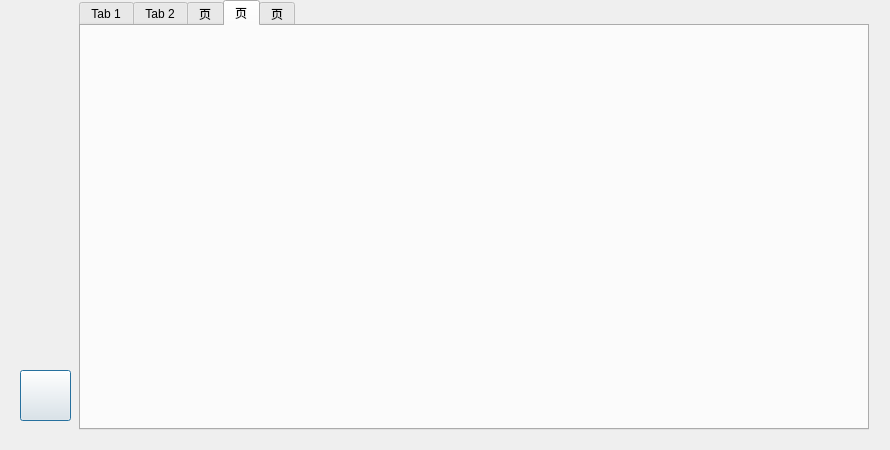
Old version of the form settings.ui in the repository jjzhang166/DvrUI.
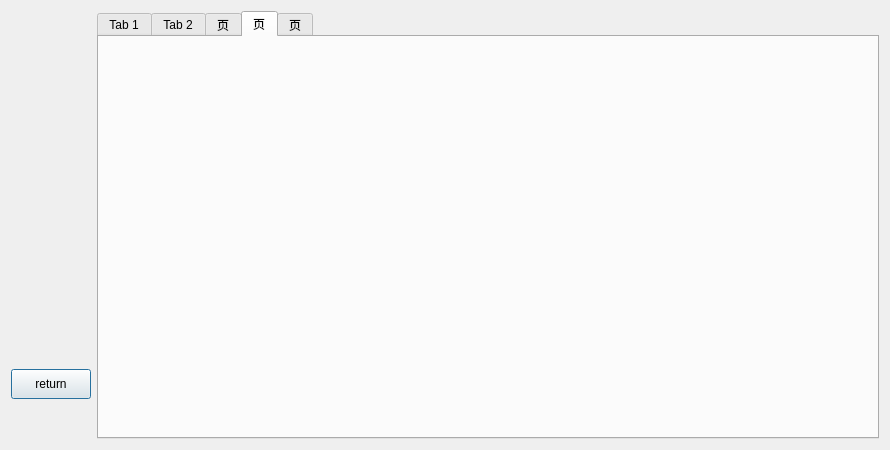
New version of the form. The open tabs and pages were chosen to show the change.

Commit message: layout布局

Patch:
```diff
--- a/settings.ui
+++ b/settings.ui
@@ -13,15 +13,52 @@
   <property name="windowTitle">
    <string>Dialog</string>
   </property>
+  <layout class="QGridLayout" name="gridLayout">
+   <item row="0" column="0">
+    <layout class="QVBoxLayout" name="verticalLayout">
+     <item>
+      <spacer name="verticalSpacer">
+       <property name="orientation">
+        <enum>Qt::Vertical</enum>
+       </property>
+       <property name="sizeHint" stdset="0">
+        <size>
+         <width>20</width>
+         <height>358</height>
+        </size>
+       </property>
+      </spacer>
+     </item>
+     <item>
+      <widget class="QPushButton" name="returnButton">
+       <property name="sizePolicy">
+        <sizepolicy hsizetype="Minimum" vsizetype="Minimum">
+         <horstretch>51</horstretch>
+         <verstretch>51</verstretch>
+        </sizepolicy>
+       </property>
+       <property name="text">
+        <string>return</string>
+       </property>
+      </widget>
+     </item>
+     <item>
+      <spacer name="verticalSpacer_2">
+       <property name="orientation">
+        <enum>Qt::Vertical</enum>
+       </property>
+       <property name="sizeHint" stdset="0">
+        <size>
+         <width>20</width>
+         <height>40</height>
+        </size>
+       </property>
+      </spacer>
+     </item>
+    </layout>
+   </item>
+   <item row="0" column="1">
   <widget class="QTabWidget" name="settingTab">
-   <property name="geometry">
-    <rect>
-     <x>79</x>
-     <y>0</y>
-     <width>790</width>
-     <height>430</height>
-    </rect>
-   </property>
    <property name="toolTip">
     <string>&lt;html&gt;&lt;head/&gt;&lt;body&gt;&lt;p&gt;预览设置&lt;/p&gt;&lt;/body&gt;&lt;/html&gt;</string>
    </property>
@@ -57,19 +94,8 @@
     </attribute>
    </widget>
   </widget>
-  <widget class="QPushButton" name="returnButton">
-   <property name="geometry">
-    <rect>
-     <x>20</x>
-     <y>370</y>
-     <width>51</width>
-     <height>51</height>
-    </rect>
-   </property>
-   <property name="text">
-    <string/>
-   </property>
-  </widget>
+   </item>
+  </layout>
  </widget>
  <resources/>
  <connections/>
```
Left out of the diff: 2 changed lines with no effect on the pictures. Lines whose indentation alone changed are shown as unchanged. The commit also changes 18 other files.
